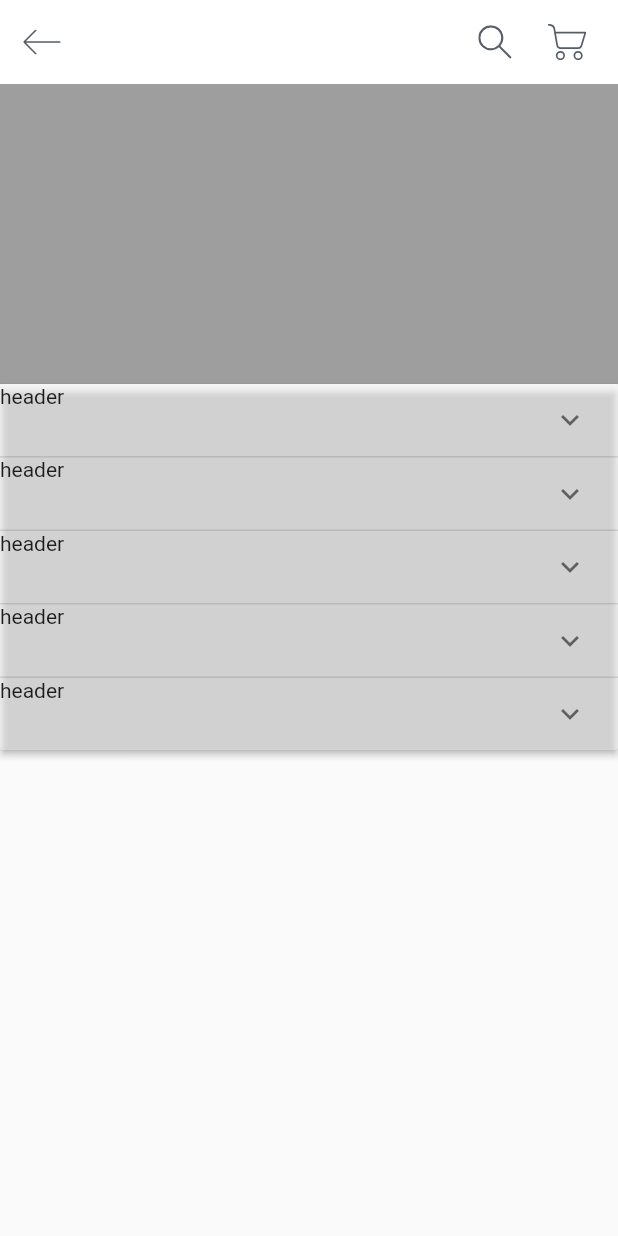
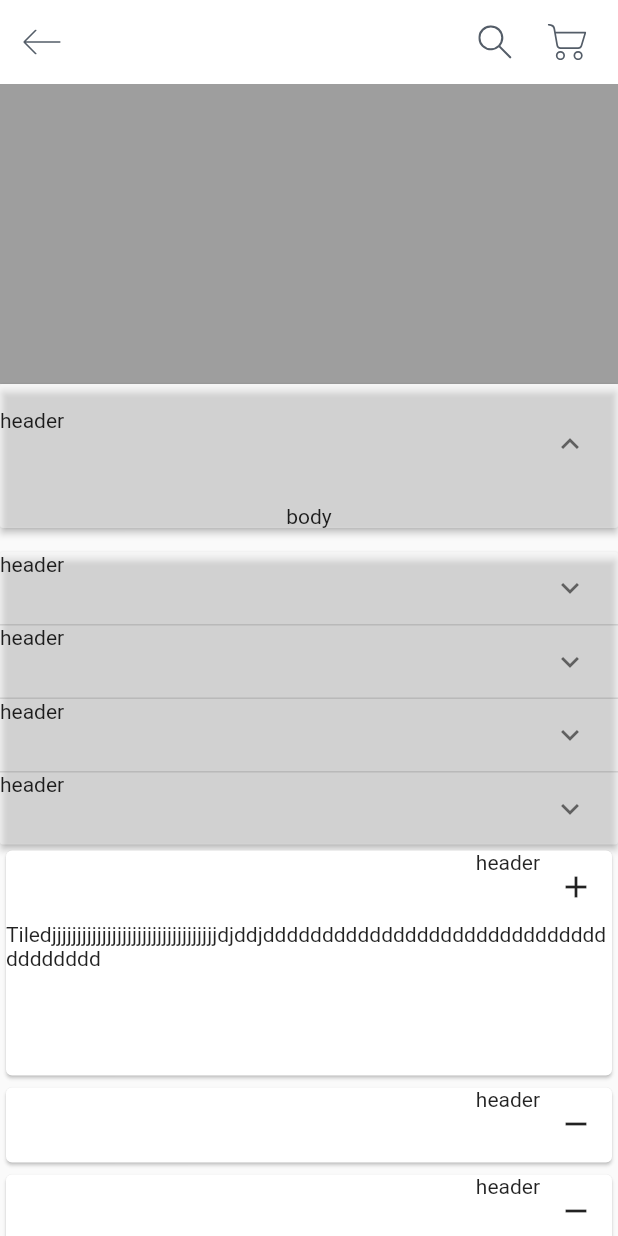
Before and after one commit to phatnguyen1006/Joolux_App__v1, a Flutter app: the DetailsScreen screen opened directly, on a phone screen of 412 x 824 dp. Run offline on Flutter 3.47's test engine with Material 2 defaults, Android fonts, the phone set to English and light mode, and no system bars; our stand-ins replace flutter_svg.

Commit message:
Khue - detailpage

```diff
--- a/lib/widgets/product_details_page/details_page.dart
+++ b/lib/widgets/product_details_page/details_page.dart
@@ -1,4 +1,5 @@
 import 'package:flutter/material.dart';
+import '../Home/components/Common/footer.dart';
 import '../Layout/app_pop_bar.dart';
 
 class DetailsScreen extends StatelessWidget {
@@ -6,7 +7,9 @@ class DetailsScreen extends StatelessWidget {
 
   @override
   Widget build(BuildContext context) {
-    Size size = MediaQuery.of(context).size;
+    Size size = MediaQuery
+        .of(context)
+        .size;
     return Scaffold(
       appBar: appPopBar(context),
       body: ListView(
@@ -20,7 +23,9 @@ class DetailsScreen extends StatelessWidget {
               color: Colors.grey,
             ),
           ),
-          ExpandingItems()
+          ExpandingItems(),
+          AnimateExpanded(),
+          Footer(size: size)
         ],
       ),
     );
@@ -45,7 +50,7 @@ class ExpandingItems extends StatefulWidget {
 
 class _ExpandingItemsState extends State<ExpandingItems> {
   List<ProductInfo> _productinfo = <ProductInfo>[
-    ProductInfo(header: "header", body: "body", isExpanded: false),
+    ProductInfo(header: "header", body: "body", isExpanded: true),
     ProductInfo(header: "header", body: "body", isExpanded: false),
     ProductInfo(header: "header", body: "body", isExpanded: false),
     ProductInfo(header: "header", body: "body", isExpanded: false),
@@ -58,11 +63,13 @@ class _ExpandingItemsState extends State<ExpandingItems> {
       physics: const NeverScrollableScrollPhysics(),
       child: Container(
         child: ExpansionPanelList(
-          expansionCallback: (index, isExpanded) => setState(() {
-            _productinfo[index].isExpanded = !isExpanded;
-          }),
+          expansionCallback: (index, isExpanded) =>
+              setState(() {
+                _productinfo[index].isExpanded = !isExpanded;
+              }),
           children: _productinfo
-              .map((info) => ExpansionPanel(
+              .map((info) =>
+              ExpansionPanel(
                   backgroundColor: Colors.white38,
                   canTapOnHeader: true,
                   headerBuilder: (context, isExpanded) {
@@ -78,3 +85,69 @@ class _ExpandingItemsState extends State<ExpandingItems> {
     );
   }
 }
+
+class AnimateExpanded extends StatefulWidget {
+  @override
+  _AnimateExpandedState createState() => new _AnimateExpandedState();
+}
+
+class _AnimateExpandedState extends State<AnimateExpanded> {
+  List<ProductInfo> _productinfo = <ProductInfo>[
+    ProductInfo(header: "header", body: "body", isExpanded: true),
+    ProductInfo(header: "header", body: "body", isExpanded: false),
+    ProductInfo(header: "header", body: "body", isExpanded: false),
+    ProductInfo(header: "header", body: "body", isExpanded: false),
+    ProductInfo(header: "header", body: "body", isExpanded: false),
+  ];
+  double _bodyHeight = 0.0;
+
+  @override
+  Widget build(BuildContext context) {
+    return SingleChildScrollView(
+      child: new Column(
+        mainAxisAlignment: MainAxisAlignment.center,
+        children: _productinfo.map(
+            (info) =>  GestureDetector(
+              onTap: () {
+                setState(() {
+                  info.isExpanded = !info.isExpanded;
+                });
+              },
+              child: new Card(
+                child: new AnimatedContainer(
+                  height: info.isExpanded ? 150.0 : 50.0,
+                  duration: const Duration(milliseconds: 100),
+                  child: Column(
+                    children: [
+                      new Row(
+                        mainAxisAlignment: MainAxisAlignment.end,
+                        crossAxisAlignment: CrossAxisAlignment.start,
+                        children: <Widget>[
+                          Text(info.header),
+                          new IconButton(
+                            icon: info.isExpanded
+                                ? new Icon(Icons.add)
+                                : new Icon(Icons.remove),
+                            onPressed: () {
+                              setState(() {
+                                info.isExpanded = !info.isExpanded;
+                              });
+                            },
+                          )
+                        ],
+                      ),
+                      Container(
+                        child: Expanded(
+                            child: const Text(
+                                "Tiledjjjjjjjjjjjjjjjjjjjjjjjjjjjjjjjjjdjddjddddddddddddddddddddddddddddddddddddd")),
+                      ),
+                    ],
+                  ),
+                ),
+              ),
+            )
+          ).toList()
+      ),
+    );
+  }
+}
```
